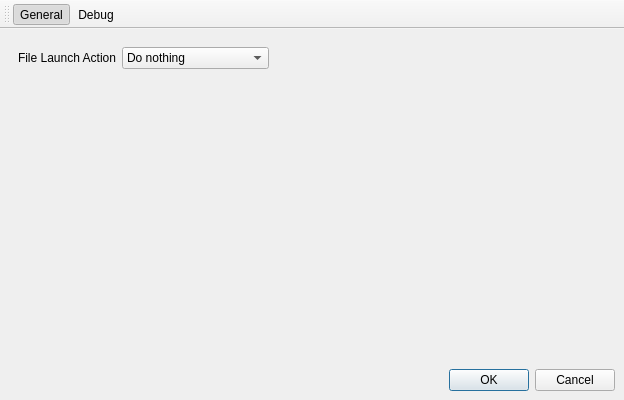
Qt form src/browser/PreferencesDialog.ui (axr/browser) before a commit.
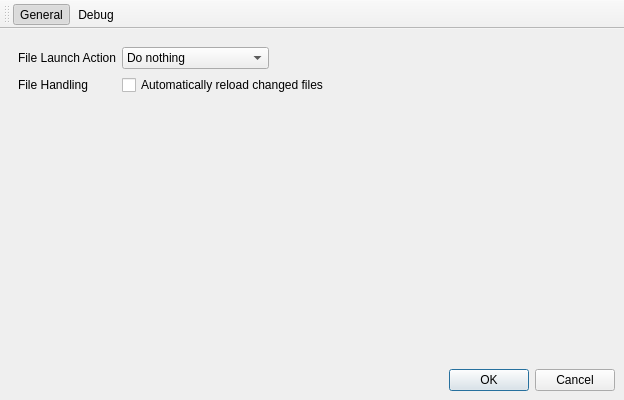
The same form after that commit. Icons and pictures are not drawn.

Commit message:
Implement auto-refresh so that the browser automatically reloads files when they are changed by external applications.
Add an option in the preferences dialog to disable this behavior.

Closes #4.

Diff of the .ui file:
```diff
--- a/src/browser/PreferencesDialog.ui
+++ b/src/browser/PreferencesDialog.ui
@@ -60,6 +60,23 @@
           </item>
          </widget>
         </item>
+        <item row="1" column="0">
+         <widget class="QLabel" name="fileHandlingLabel">
+          <property name="text">
+           <string>File Handling</string>
+          </property>
+         </widget>
+        </item>
+        <item row="1" column="1">
+         <widget class="QCheckBox" name="autoReloadCheckBox">
+          <property name="toolTip">
+           <string>When checked, any file currently loaded will be automatically refreshed if it is changed by an external application. This allows you to see your changes immediately simply by pressing save in your text editor.</string>
+          </property>
+          <property name="text">
+           <string>Automatically reload changed files</string>
+          </property>
+         </widget>
+        </item>
        </layout>
       </widget>
       <widget class="QWidget" name="debugPage">
```
Left out of the diff: 64 changed lines with no effect on the pictures. The commit also changes 6 other files.
